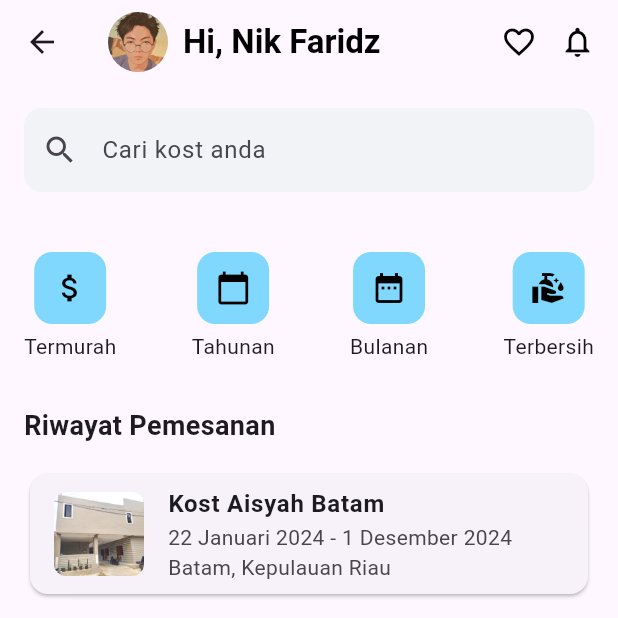
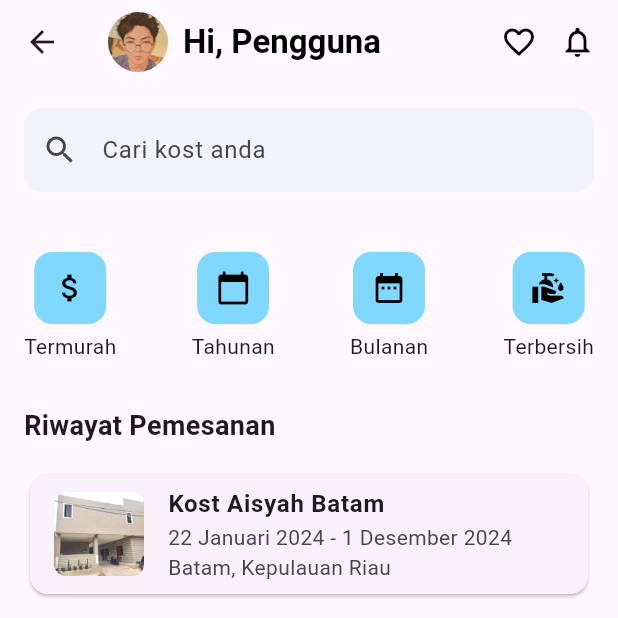
Before and after one commit to Nikfaridzz/koskosan, a Flutter app: the KostPage screen opened directly, on a phone screen of 412 x 824 dp, the top half of it. Run offline on Flutter 3.47's test engine with Material 3 defaults, Android fonts, the phone set to English and light mode, and no system bars.

Commit message:
first-commit

```diff
--- a/lib/app/home.dart
+++ b/lib/app/home.dart
@@ -20,7 +20,7 @@ class KostPage extends StatelessWidget {
             ),
             SizedBox(width: 10),
             Text(
-              'Hi, Nik Faridz',
+              'Hi, Pengguna',
               style:
                   TextStyle(color: Colors.black, fontWeight: FontWeight.bold),
             ),
--- a/lib/app/login.dart
+++ b/lib/app/login.dart
@@ -9,8 +9,8 @@ class LoginPage extends StatelessWidget {
   final TextEditingController passwordController = TextEditingController();
 
   // Email dan password yang valid
-  final String validEmail = "nikfaridz@gmail.com";
-  final String validPassword = "nikfaridz123";
+  final String validEmail = "Pengguna";
+  final String validPassword = "katasandi";
 
   // Fungsi validasi login
   void validateLogin(BuildContext context) {
```
